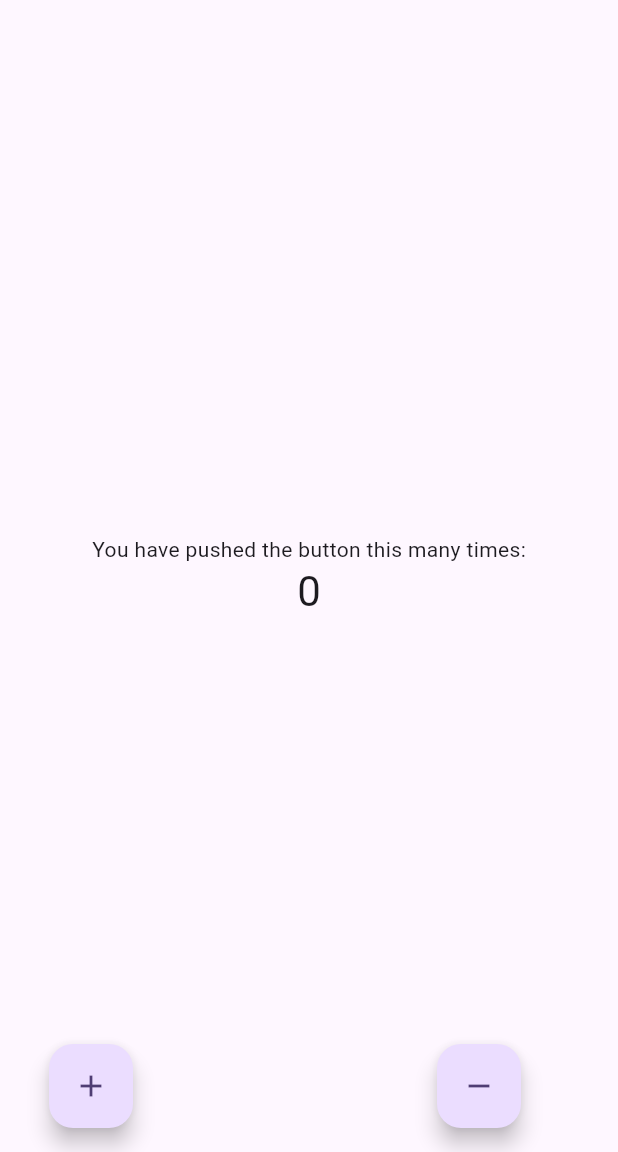
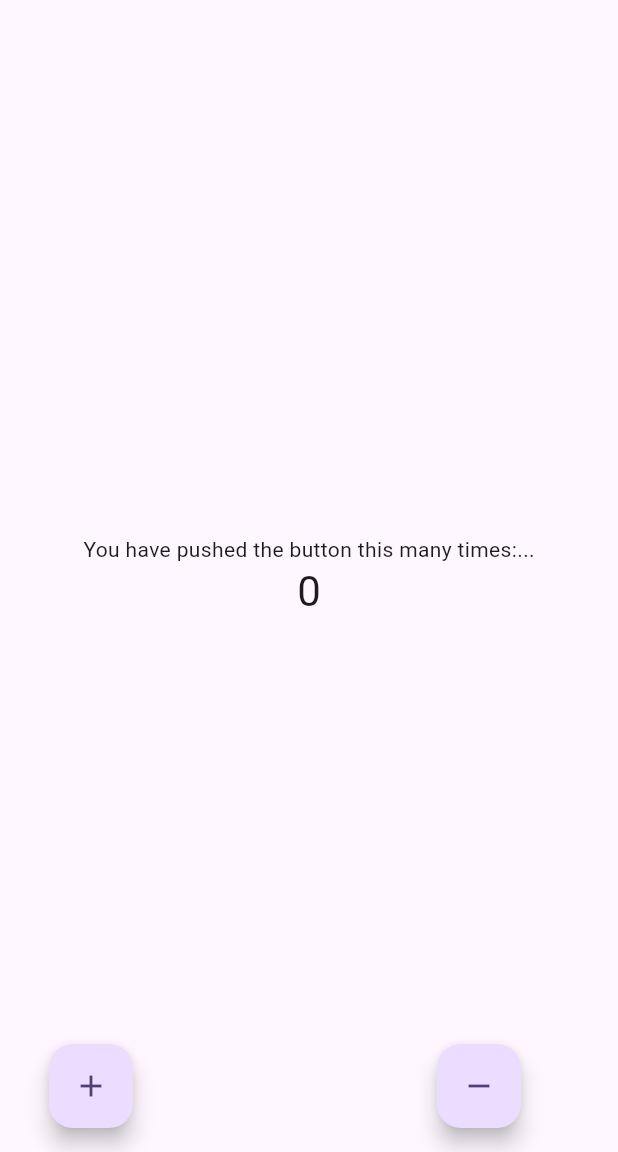
Before and after one commit to karishma-bhoyar/flutter_application_1, a Flutter app: the screen it shows after launch, on a phone screen of 412 x 824 dp, the part 84-1236 px from its top. Run offline on Flutter 3.47's test engine with Material 3 defaults, Android fonts, the phone set to English and light mode, and no system bars.

Commit message:
UPDATE : code

```diff
--- a/lib/main.dart
+++ b/lib/main.dart
@@ -56,7 +56,7 @@ class _MyHomePageState extends State<MyHomePage> {
           mainAxisAlignment: MainAxisAlignment.center,
           children: <Widget>[
             const Text(
-              'You have pushed the button this many times:',
+              'You have pushed the button this many times:...',
             ),
             Text(
               '$_counter',
```
